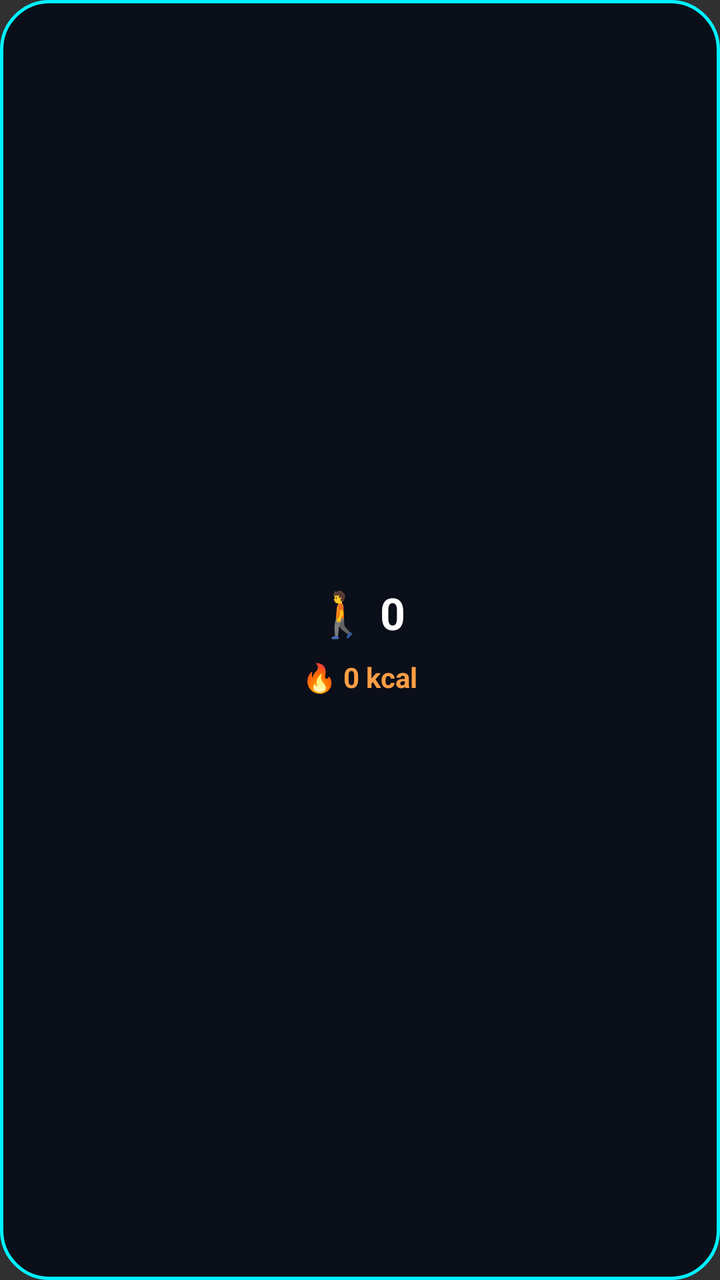
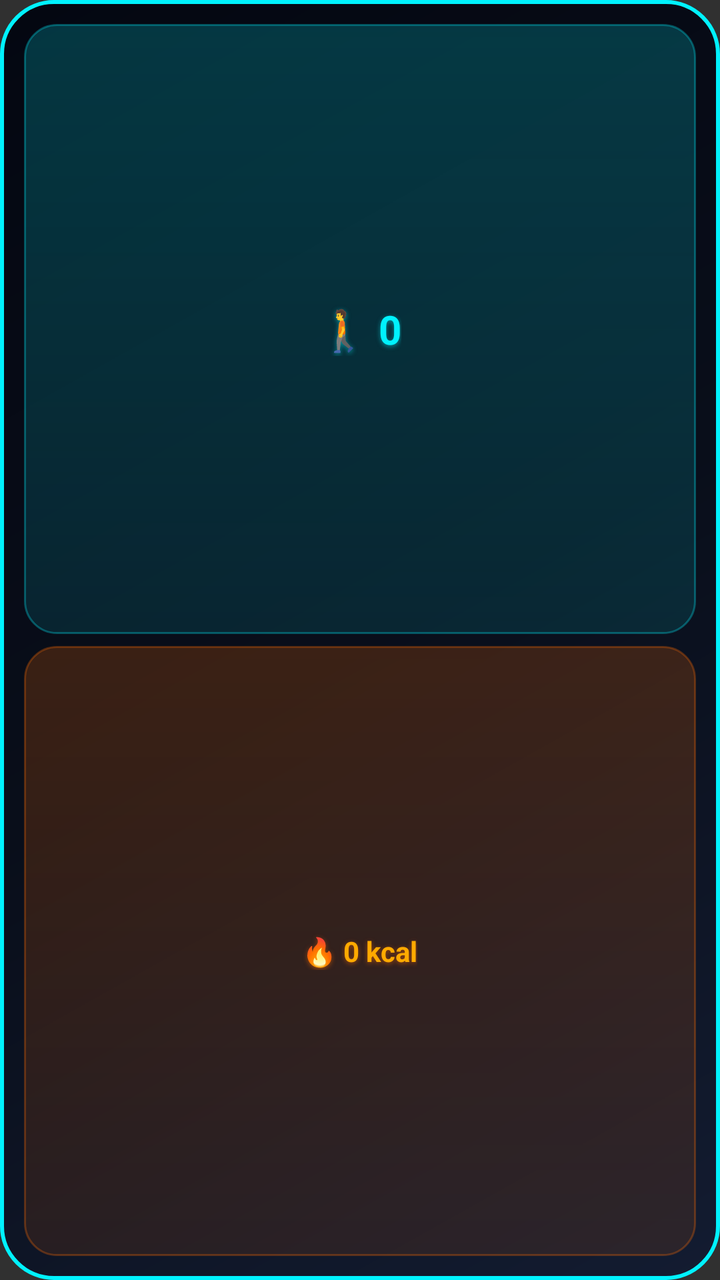

The first picture is an Android layout as it rendered before a commit; the second is the same layout after the commit. The layout source and the unified diff follow.
<!-- AndroidManifest.xml: application theme android:Theme.Material.NoActionBar -->
<!-- res/layout/pace_pulse_widget_solid.xml -->
<?xml version="1.0" encoding="utf-8"?>
<LinearLayout xmlns:android="http://schemas.android.com/apk/res/android"
    android:id="@+id/widget_root"
    android:layout_width="match_parent"
    android:layout_height="match_parent"
    android:orientation="vertical"
    android:padding="14dp"
    android:background="@drawable/widget_background_solid"
    android:gravity="center">

    
    <TextView
        android:id="@+id/widget_steps"
        android:layout_width="wrap_content"
        android:layout_height="wrap_content"
        android:text="🚶 0"
        android:textColor="#FFFFFF"
        android:textSize="22sp"
        android:textStyle="bold"
        android:gravity="center" />

    
    <TextView
        android:id="@+id/widget_calories"
        android:layout_width="wrap_content"
        android:layout_height="wrap_content"
        android:text="🔥 0 kcal"
        android:textColor="#FF9E44"
        android:textSize="14sp"
        android:textStyle="bold"
        android:layout_marginTop="8dp"
        android:gravity="center" />

</LinearLayout>
<!-- resources referenced by this layout -->
<resources>
  <!-- drawable widget_background_solid (drawable) -->
  <?xml version="1.0" encoding="utf-8"?>
  <shape xmlns:android="http://schemas.android.com/apk/res/android"
      android:shape="rectangle">
      <solid android:color="#0B0F19" />
      <corners android:radius="24dp" />
      <stroke android:width="1.5dp" android:color="#00F2FE" />
  </shape>
</resources>

<!-- the commit's change to res/layout/pace_pulse_widget_solid.xml (unified diff, before → after) -->
@@ -4,31 +4,59 @@
     android:layout_width="match_parent"
     android:layout_height="match_parent"
     android:orientation="vertical"
-    android:padding="14dp"
+    android:padding="12dp"
     android:background="@drawable/widget_background_solid"
     android:gravity="center">
 
     
-    <TextView
-        android:id="@+id/widget_steps"
-        android:layout_width="wrap_content"
-        android:layout_height="wrap_content"
-        android:text="🚶 0"
-        android:textColor="#FFFFFF"
-        android:textSize="22sp"
-        android:textStyle="bold"
-        android:gravity="center" />
+    <LinearLayout
+        android:layout_width="match_parent"
+        android:layout_height="0dp"
+        android:layout_weight="1"
+        android:orientation="vertical"
+        android:gravity="center"
+        android:background="@drawable/widget_pill_steps"
+        android:padding="6dp"
+        android:layout_marginBottom="6dp">
+
+        <TextView
+            android:id="@+id/widget_steps"
+            android:layout_width="wrap_content"
+            android:layout_height="wrap_content"
+            android:text="🚶 0"
+            android:textColor="#00F2FE"
+            android:textSize="20sp"
+            android:textStyle="bold"
+            android:shadowColor="#8000F2FE"
+            android:shadowDx="0"
+            android:shadowDy="2"
+            android:shadowRadius="6"
+            android:gravity="center" />
+    </LinearLayout>
 
     
-    <TextView
-        android:id="@+id/widget_calories"
-        android:layout_width="wrap_content"
-        android:layout_height="wrap_content"
-        android:text="🔥 0 kcal"
-        android:textColor="#FF9E44"
-        android:textSize="14sp"
-        android:textStyle="bold"
-        android:layout_marginTop="8dp"
-        android:gravity="center" />
+    <LinearLayout
+        android:layout_width="match_parent"
+        android:layout_height="0dp"
+        android:layout_weight="1"
+        android:orientation="vertical"
+        android:gravity="center"
+        android:background="@drawable/widget_pill_calories"
+        android:padding="6dp">
+
+        <TextView
+            android:id="@+id/widget_calories"
+            android:layout_width="wrap_content"
+            android:layout_height="wrap_content"
+            android:text="🔥 0 kcal"
+            android:textColor="#FFAA00"
+            android:textSize="14sp"
+            android:textStyle="bold"
+            android:shadowColor="#80FF6B00"
+            android:shadowDx="0"
+            android:shadowDy="2"
+            android:shadowRadius="6"
+            android:gravity="center" />
+    </LinearLayout>
 
 </LinearLayout>
<!-- resource entries referenced after the edit -->
@@ -4,9 +4,44 @@
   <?xml version="1.0" encoding="utf-8"?>
   <shape xmlns:android="http://schemas.android.com/apk/res/android"
       android:shape="rectangle">
-      <solid android:color="#0B0F19" />
-      <corners android:radius="24dp" />
-      <stroke android:width="1.5dp" android:color="#00F2FE" />
+      <gradient
+          android:angle="135"
+          android:startColor="#131C31"
+          android:centerColor="#090E1A"
+          android:endColor="#040711"
+          android:type="linear" />
+      <corners android:radius="26dp" />
+      <stroke
+          android:width="2dp"
+          android:color="#00F2FE" />
+  </shape>
+  <!-- drawable widget_pill_calories (drawable) -->
+  <?xml version="1.0" encoding="utf-8"?>
+  <shape xmlns:android="http://schemas.android.com/apk/res/android"
+      android:shape="rectangle">
+      <gradient
+          android:angle="90"
+          android:startColor="#1AFF6B00"
+          android:endColor="#33FF6B00"
+          android:type="linear" />
+      <corners android:radius="16dp" />
+      <stroke
+          android:width="1dp"
+          android:color="#4DFF6B00" />
+  </shape>
+  <!-- drawable widget_pill_steps (drawable) -->
+  <?xml version="1.0" encoding="utf-8"?>
+  <shape xmlns:android="http://schemas.android.com/apk/res/android"
+      android:shape="rectangle">
+      <gradient
+          android:angle="90"
+          android:startColor="#1A00F2FE"
+          android:endColor="#3300F2FE"
+          android:type="linear" />
+      <corners android:radius="16dp" />
+      <stroke
+          android:width="1dp"
+          android:color="#4D00F2FE" />
   </shape>
 </resources>
 
